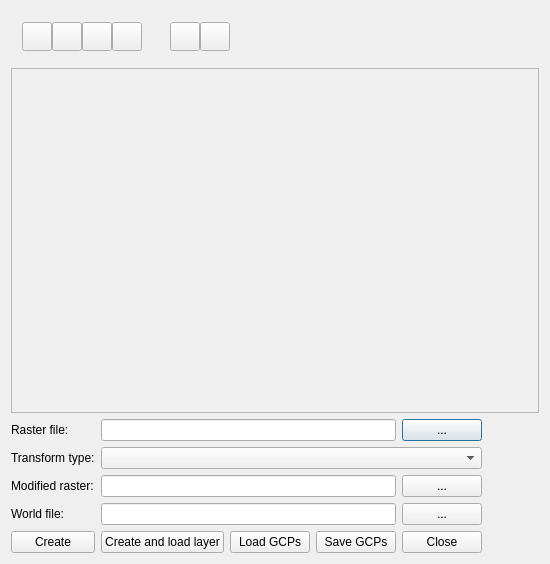
mmassing/georeferencer, file qgspointdialogbase.ui: the form before one commit.
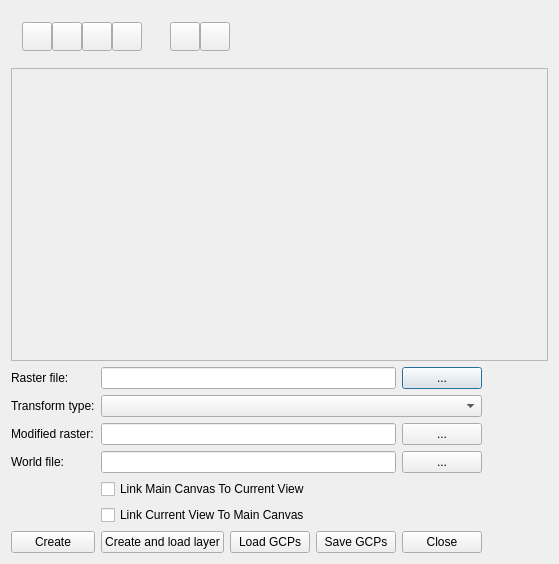
The form after the commit. Icons and pictures are not drawn.

Commit message: Initial implementation of canvas tracking

Patch:
```diff
--- a/qgspointdialogbase.ui
+++ b/qgspointdialogbase.ui
@@ -5,7 +5,7 @@
    <rect>
     <x>0</x>
     <y>0</y>
-    <width>550</width>
+    <width>559</width>
     <height>564</height>
    </rect>
   </property>
@@ -248,6 +248,7 @@
      <property name="frameShadow" >
       <enum>QFrame::Raised</enum>
      </property>
+     <zorder></zorder>
     </widget>
    </item>
    <item>
@@ -328,21 +329,21 @@
          </property>
         </widget>
        </item>
-       <item row="4" column="0" >
+       <item row="6" column="0" >
         <widget class="QPushButton" name="pbnGenerateWorldFile" >
          <property name="text" >
           <string>Create</string>
          </property>
         </widget>
        </item>
-       <item row="4" column="1" >
+       <item row="6" column="1" >
         <widget class="QPushButton" name="pbnGenerateAndLoad" >
          <property name="text" >
           <string>Create and load layer</string>
          </property>
         </widget>
        </item>
-       <item row="4" column="4" >
+       <item row="6" column="4" >
         <widget class="QPushButton" name="pbnClose" >
          <property name="sizePolicy" >
           <sizepolicy vsizetype="Fixed" hsizetype="Fixed" >
@@ -355,20 +356,34 @@
          </property>
         </widget>
        </item>
-       <item row="4" column="3" >
+       <item row="6" column="3" >
         <widget class="QPushButton" name="pbnSaveGCPs" >
          <property name="text" >
           <string>Save GCPs</string>
          </property>
         </widget>
        </item>
-       <item row="4" column="2" >
+       <item row="6" column="2" >
         <widget class="QPushButton" name="pbnLoadGCPs" >
          <property name="text" >
           <string>Load GCPs</string>
          </property>
         </widget>
        </item>
+       <item row="4" column="1" colspan="4" >
+        <widget class="QCheckBox" name="cbLinkQgisToGeoref" >
+         <property name="text" >
+          <string>Link Main Canvas To Current View </string>
+         </property>
+        </widget>
+       </item>
+       <item row="5" column="1" colspan="4" >
+        <widget class="QCheckBox" name="cbLinkGeorefToQgis" >
+         <property name="text" >
+          <string>Link Current View To Main Canvas</string>
+         </property>
+        </widget>
+       </item>
       </layout>
      </item>
      <item>
```
The commit also changes 3 other files.
